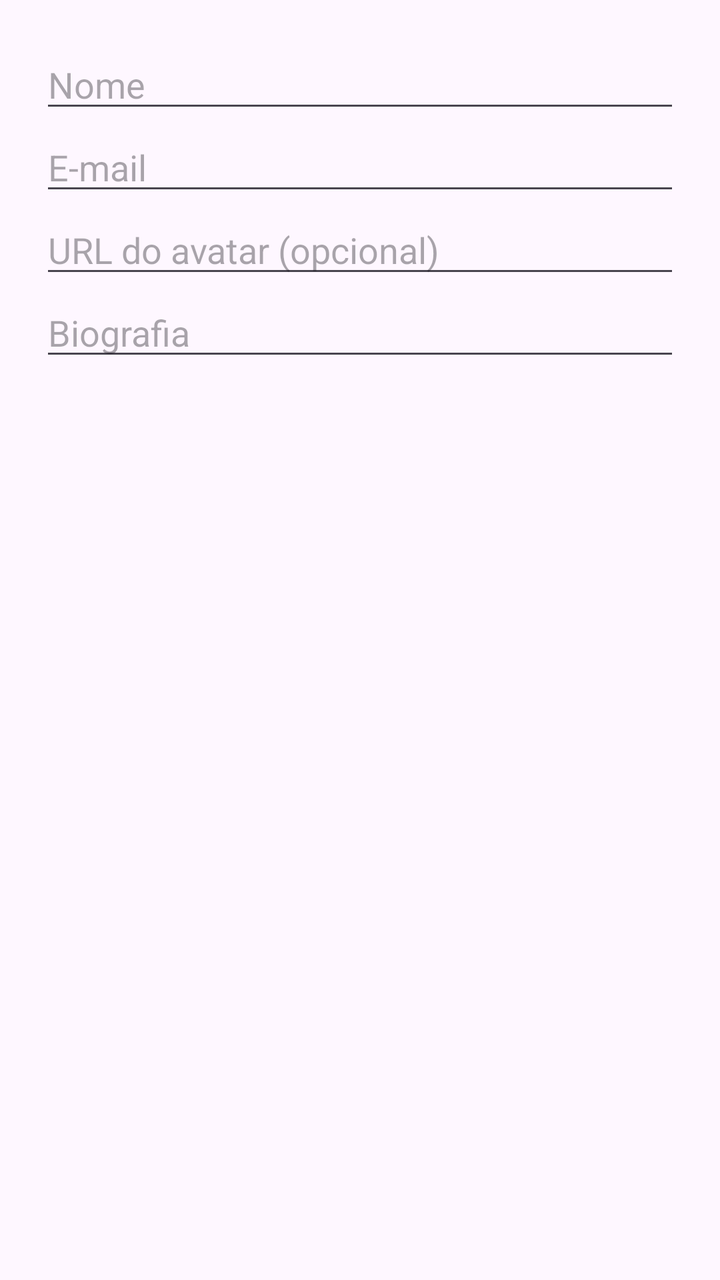
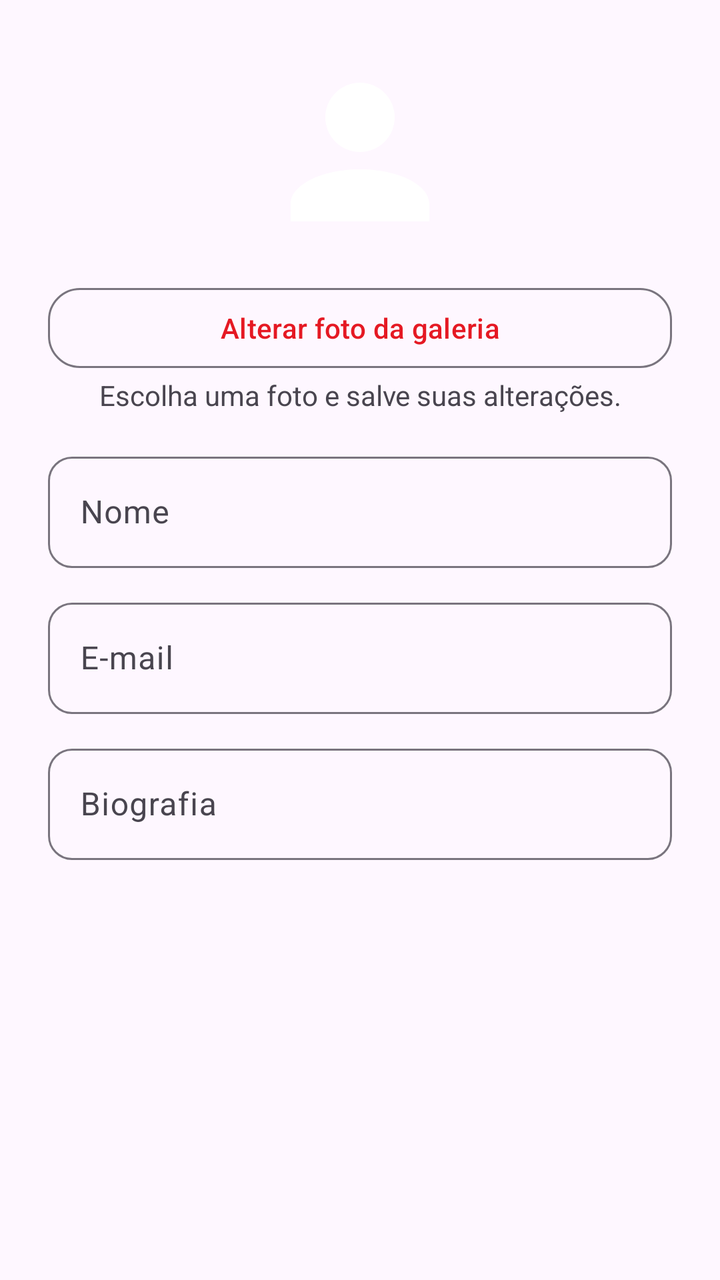

An Android layout rendered at two revisions. The XML below is the earlier revision; the diff shows what the commit changed to produce the second picture.
<!-- AndroidManifest.xml: application theme Theme.App -->
<!-- res/layout/dialog_edit_profile.xml -->
<?xml version="1.0" encoding="utf-8"?>
<ScrollView xmlns:android="http://schemas.android.com/apk/res/android" android:layout_width="match_parent" android:layout_height="wrap_content">
    <LinearLayout android:layout_width="match_parent" android:layout_height="wrap_content" android:orientation="vertical" android:padding="20dp">
        <EditText android:id="@+id/name_input" android:layout_width="match_parent" android:layout_height="wrap_content"
            android:hint="@string/profile_name" android:inputType="textPersonName" android:maxLength="255" />
        <EditText android:id="@+id/email_input" android:layout_width="match_parent" android:layout_height="wrap_content"
            android:hint="@string/login_email" android:inputType="textEmailAddress" android:maxLength="255" />
        <EditText android:id="@+id/avatar_input" android:layout_width="match_parent" android:layout_height="wrap_content"
            android:hint="@string/profile_avatar" android:inputType="textUri" android:maxLength="2048" />
        <EditText android:id="@+id/bio_input" android:layout_width="match_parent" android:layout_height="wrap_content"
            android:hint="@string/profile_bio" android:inputType="textMultiLine|textCapSentences" android:maxLength="500" />
        <ProgressBar android:id="@+id/save_progress" android:layout_width="wrap_content" android:layout_height="wrap_content"
            android:layout_gravity="center_horizontal" android:visibility="gone" />
        <TextView android:id="@+id/save_error" android:layout_width="match_parent" android:layout_height="wrap_content" android:visibility="gone" />
    </LinearLayout>
</ScrollView>
<!-- resources referenced by this layout -->
<resources>
  <string name="login_email">E-mail</string>
  <string name="profile_avatar">URL do avatar (opcional)</string>
  <string name="profile_bio">Biografia</string>
  <string name="profile_name">Nome</string>
  <style name="Theme.App" parent="Base.Theme.App" />
  <style name="Base.Theme.App" parent="Theme.Material3.DayNight.NoActionBar">
          <item name="colorPrimary">@color/red_primary</item>
          <item name="colorOnPrimary">@color/white</item>
          <item name="colorSecondary">@color/red_primary</item>
  
          
      </style>
  <color name="red_primary">#E51923</color>
  <color name="white">#FFFFFFFF</color>
</resources>

<!-- the commit's change to res/layout/dialog_edit_profile.xml (unified diff, before → after) -->
@@ -1,16 +1,14 @@
-<?xml version="1.0" encoding="utf-8"?>
-<ScrollView xmlns:android="http://schemas.android.com/apk/res/android" android:layout_width="match_parent" android:layout_height="wrap_content">
-    <LinearLayout android:layout_width="match_parent" android:layout_height="wrap_content" android:orientation="vertical" android:padding="20dp">
-        <EditText android:id="@+id/name_input" android:layout_width="match_parent" android:layout_height="wrap_content"
-            android:hint="@string/profile_name" android:inputType="textPersonName" android:maxLength="255" />
-        <EditText android:id="@+id/email_input" android:layout_width="match_parent" android:layout_height="wrap_content"
-            android:hint="@string/login_email" android:inputType="textEmailAddress" android:maxLength="255" />
-        <EditText android:id="@+id/avatar_input" android:layout_width="match_parent" android:layout_height="wrap_content"
-            android:hint="@string/profile_avatar" android:inputType="textUri" android:maxLength="2048" />
-        <EditText android:id="@+id/bio_input" android:layout_width="match_parent" android:layout_height="wrap_content"
-            android:hint="@string/profile_bio" android:inputType="textMultiLine|textCapSentences" android:maxLength="500" />
-        <ProgressBar android:id="@+id/save_progress" android:layout_width="wrap_content" android:layout_height="wrap_content"
-            android:layout_gravity="center_horizontal" android:visibility="gone" />
-        <TextView android:id="@+id/save_error" android:layout_width="match_parent" android:layout_height="wrap_content" android:visibility="gone" />
-    </LinearLayout>
-</ScrollView>
+<ScrollView xmlns:android="http://schemas.android.com/apk/res/android" xmlns:app="http://schemas.android.com/apk/res-auto" android:layout_width="match_parent" android:layout_height="wrap_content" android:fillViewport="true">
+<LinearLayout android:layout_width="match_parent" android:layout_height="wrap_content" android:orientation="vertical" android:padding="24dp">
+<ImageView android:id="@+id/avatar_preview" android:layout_width="104dp" android:layout_height="104dp" android:layout_gravity="center_horizontal" android:contentDescription="@string/profile_avatar" android:src="@drawable/ic_person" />
+<com.google.android.material.button.MaterialButton android:id="@+id/select_avatar" style="@style/Widget.Material3.Button.OutlinedButton" android:layout_width="match_parent" android:layout_height="wrap_content" android:layout_marginTop="12dp" android:text="@string/profile_photo_choose" app:cornerRadius="16dp" />
+<TextView android:layout_width="match_parent" android:layout_height="wrap_content" android:text="@string/profile_photo_help" android:textColor="?attr/colorOnSurfaceVariant" android:gravity="center" android:layout_marginBottom="16dp" />
+<com.google.android.material.textfield.TextInputLayout style="@style/Widget.Material3.TextInputLayout.OutlinedBox" android:layout_width="match_parent" android:layout_height="wrap_content" android:hint="@string/profile_name" android:layout_marginBottom="12dp" app:boxCornerRadiusTopStart="12dp" app:boxCornerRadiusTopEnd="12dp" app:boxCornerRadiusBottomStart="12dp" app:boxCornerRadiusBottomEnd="12dp">
+<com.google.android.material.textfield.TextInputEditText android:id="@+id/name_input" android:layout_width="match_parent" android:layout_height="wrap_content" android:inputType="textPersonName" android:maxLength="255" />
+</com.google.android.material.textfield.TextInputLayout><com.google.android.material.textfield.TextInputLayout style="@style/Widget.Material3.TextInputLayout.OutlinedBox" android:layout_width="match_parent" android:layout_height="wrap_content" android:hint="@string/login_email" android:layout_marginBottom="12dp" app:boxCornerRadiusTopStart="12dp" app:boxCornerRadiusTopEnd="12dp" app:boxCornerRadiusBottomStart="12dp" app:boxCornerRadiusBottomEnd="12dp">
+<com.google.android.material.textfield.TextInputEditText android:id="@+id/email_input" android:layout_width="match_parent" android:layout_height="wrap_content" android:inputType="textEmailAddress" android:maxLength="255" />
+</com.google.android.material.textfield.TextInputLayout><com.google.android.material.textfield.TextInputLayout style="@style/Widget.Material3.TextInputLayout.OutlinedBox" android:layout_width="match_parent" android:layout_height="wrap_content" android:hint="@string/profile_bio" android:layout_marginBottom="12dp" app:boxCornerRadiusTopStart="12dp" app:boxCornerRadiusTopEnd="12dp" app:boxCornerRadiusBottomStart="12dp" app:boxCornerRadiusBottomEnd="12dp">
+<com.google.android.material.textfield.TextInputEditText android:id="@+id/bio_input" android:layout_width="match_parent" android:layout_height="wrap_content" android:inputType="textMultiLine|textCapSentences" android:maxLength="500" />
+</com.google.android.material.textfield.TextInputLayout><ProgressBar android:id="@+id/save_progress" android:layout_width="32dp" android:layout_height="32dp" android:layout_gravity="center_horizontal" android:visibility="gone" />
+<TextView android:id="@+id/save_error" android:layout_width="match_parent" android:layout_height="wrap_content" android:accessibilityLiveRegion="polite" android:textColor="?attr/colorError" android:visibility="gone" />
+</LinearLayout></ScrollView>
<!-- resource entries referenced after the edit -->
@@ -1,14 +1,27 @@
 <!-- resources referenced by this layout -->
 <resources>
+  <!-- drawable ic_person (drawable) -->
+  <vector xmlns:android="http://schemas.android.com/apk/res/android"
+      android:width="24dp"
+      android:height="24dp"
+      android:viewportWidth="24"
+      android:viewportHeight="24">
+      <path
+          android:fillColor="#FFFFFFFF"
+          android:pathData="M12,4A4,4 0 0,1 16,8A4,4 0 0,1 12,12A4,4 0 0,1 8,8A4,4 0 0,1 12,4M12,14C16.42,14 20,15.79 20,18V20H4V18C4,15.79 7.58,14 12,14Z"/>
+  </vector>
   <string name="login_email">E-mail</string>
-  <string name="profile_avatar">URL do avatar (opcional)</string>
+  <string name="profile_avatar">Foto de perfil</string>
   <string name="profile_bio">Biografia</string>
   <string name="profile_name">Nome</string>
+  <string name="profile_photo_choose">Alterar foto da galeria</string>
+  <string name="profile_photo_help">Escolha uma foto e salve suas alterações.</string>
   <style name="Theme.App" parent="Base.Theme.App" />
   <style name="Base.Theme.App" parent="Theme.Material3.DayNight.NoActionBar">
           <item name="colorPrimary">@color/red_primary</item>
           <item name="colorOnPrimary">@color/white</item>
           <item name="colorSecondary">@color/red_primary</item>
+          <item name="android:windowBackground">?attr/colorSurface</item>
   
           
       </style>
